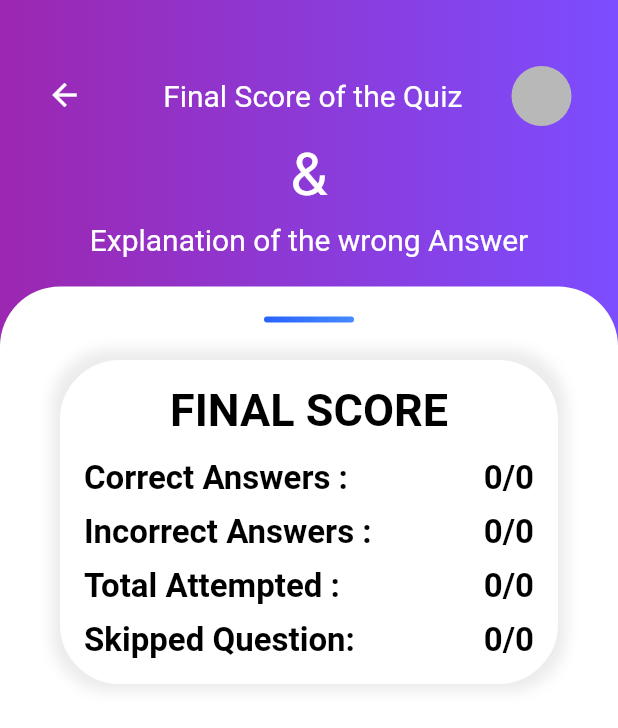
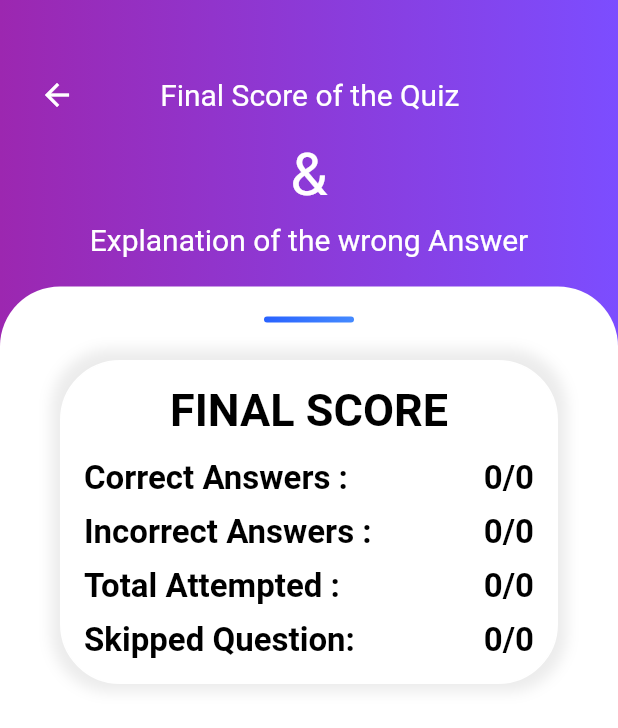
Before and after one commit to boffincoders/quiz_app, a Flutter app: the ResultScreen screen opened directly with empty values, on a phone screen of 412 x 824 dp. Shown: the top 728 px of the screen. Run offline on Flutter 3.47's test engine with Material 2 defaults, Android fonts, the phone set to English and light mode, and no system bars; our stand-ins replace dropdown_button2, flutter_countdown_timer, fluttertoast, get, rxdart, sqflite; accounts and stored records are empty; network calls fail; statements that could not run were skipped.

Commit message:
new screenshots

```diff
--- a/lib/screens/home.dart
+++ b/lib/screens/home.dart
@@ -42,7 +42,6 @@ class HomeScreen extends GetView<HomeController> {
               appBar(),
               CommonWidgets.getSizedBox(height: 20.0),
               CommonWidgets.getSizedBox(height: 15.0),
-              CommonWidgets.getSizedBox(height: 15.0),
               selectQuizView(context)
             ],
           ),
@@ -71,9 +70,6 @@ class HomeScreen extends GetView<HomeController> {
               color: AppColors.white,
             ),
           ),
-          CircleAvatar(
-            backgroundColor: AppColors.grey,
-          )
         ],
       ),
     );
--- a/lib/screens/questions.dart
+++ b/lib/screens/questions.dart
@@ -234,7 +234,7 @@ class QuestionPaper extends GetView<QuestionPaperAnswerController> {
                   child: Text("${time.min ?? "00"}:${time.sec.toString().padLeft(2, '0')}", style: const TextStyle(fontSize: 24.0)),
                 ),
                 CommonWidgets.getSizedBox(height: 8),
-                Text("Ques" "${controller.selectedIndex.value + 1}",
+                Text("Question" "${controller.selectedIndex.value + 1}",
                     style: CommonWidgets.getTextStyle(textColor: AppColors.textGradientColor, fontSize: 22, fontWeight: FontWeight.w600)),
                 CommonWidgets.getSizedBox(height: 8),
                 Text(questionList.question!, style: CommonWidgets.getTextStyle(textColor: AppColors.black, fontSize: 18)),
--- a/lib/screens/resultScreen.dart
+++ b/lib/screens/resultScreen.dart
@@ -48,7 +48,7 @@ class ResultScreen extends GetView<ResultController> {
 
   appBar(BuildContext context) {
     return Container(
-      padding: const EdgeInsets.symmetric(horizontal: 15.0),
+      padding: const EdgeInsets.symmetric(horizontal: 10.0),
       height: 50,
       child: ListTile(
         leading: GestureDetector(
@@ -61,14 +61,15 @@ class ResultScreen extends GetView<ResultController> {
             color: AppColors.white,
           ),
         ),
-        title: Center(
-            child: Text(
-          " Final Score of the Quiz",
-          style: CommonWidgets.getTextStyle(fontSize: 20, textColor: AppColors.white),
-        )),
-        trailing: CircleAvatar(
-          backgroundColor: AppColors.grey,
+        title: Padding(
+          padding: const EdgeInsets.only(right: 60.0),
+          child: Text(
+            " Final Score of the Quiz",
+            textAlign: TextAlign.center,
+            style: CommonWidgets.getTextStyle(fontSize: 20, textColor: AppColors.white),
+          ),
         ),
+
       ),
     );
   }
--- a/lib/spashScreen.dart
+++ b/lib/spashScreen.dart
@@ -1,6 +1,6 @@
 import 'package:flutter/material.dart';
-import 'package:get/get_core/get_core.dart';
-import 'package:get/get_navigation/get_navigation.dart';
+import 'package:get/get.dart';
+import 'package:get/get_core/src/get_main.dart';
 import 'package:quiz_app/bindings/authenticationBindings/authenticationBinding.dart';
 import 'package:quiz_app/bindings/homeScreenBinding.dart';
 import 'package:quiz_app/bindings/levelBindings.dart';
```
Also changed, not shown: 7 other files.
